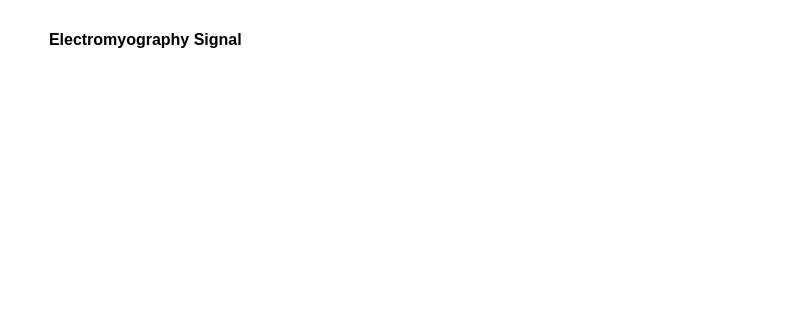
The window that emg_sensor/interface.ui (gitfirul01/project) describes before a commit, drawn with Qt 5; both pictures show x 0 to 800 and y 0 to 320 of the 800 by 480 pixel window.
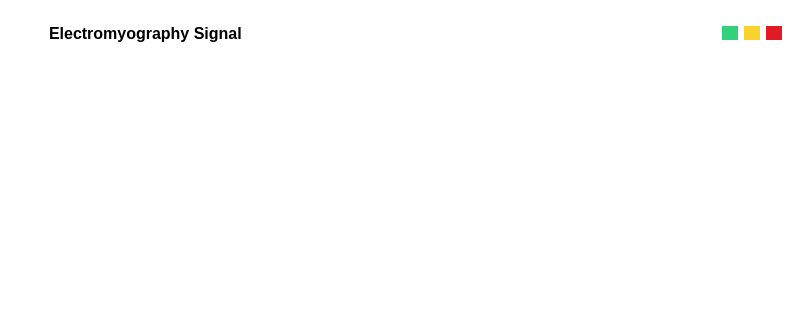
The same window after the commit.

Commit message: add red-yellow-green button

Diff of the .ui file:
```diff
--- a/emg_sensor/interface.ui
+++ b/emg_sensor/interface.ui
@@ -35,12 +35,12 @@
       <property name="frameShadow">
        <enum>QFrame::Raised</enum>
       </property>
-      <layout class="QVBoxLayout" name="verticalLayout_2">
+      <layout class="QHBoxLayout" name="horizontalLayout_2">
        <property name="leftMargin">
         <number>40</number>
        </property>
        <property name="topMargin">
-        <number>20</number>
+        <number>9</number>
        </property>
        <property name="bottomMargin">
         <number>0</number>
@@ -65,6 +65,69 @@
          <property name="text">
           <string>Electromyography Signal</string>
          </property>
+         <property name="alignment">
+          <set>Qt::AlignLeading|Qt::AlignLeft|Qt::AlignVCenter</set>
+         </property>
+        </widget>
+       </item>
+       <item>
+        <widget class="QFrame" name="frame_2">
+         <property name="maximumSize">
+          <size>
+           <width>60</width>
+           <height>16777215</height>
+          </size>
+         </property>
+         <property name="frameShape">
+          <enum>QFrame::StyledPanel</enum>
+         </property>
+         <property name="frameShadow">
+          <enum>QFrame::Raised</enum>
+         </property>
+         <layout class="QHBoxLayout" name="horizontalLayout_3">
+          <property name="leftMargin">
+           <number>0</number>
+          </property>
+          <property name="topMargin">
+           <number>0</number>
+          </property>
+          <property name="rightMargin">
+           <number>0</number>
+          </property>
+          <property name="bottomMargin">
+           <number>0</number>
+          </property>
+          <item>
+           <widget class="QPushButton" name="btn_green">
+            <property name="styleSheet">
+             <string notr="true">background-color: rgb(51, 209, 122);</string>
+            </property>
+            <property name="text">
+             <string/>
+            </property>
+           </widget>
+          </item>
+          <item>
+           <widget class="QPushButton" name="btn_yellow">
+            <property name="styleSheet">
+             <string notr="true">background-color: rgb(246, 211, 45);</string>
+            </property>
+            <property name="text">
+             <string/>
+            </property>
+           </widget>
+          </item>
+          <item>
+           <widget class="QPushButton" name="btn_red">
+            <property name="styleSheet">
+             <string notr="true">background-color: rgb(224, 27, 36);</string>
+            </property>
+            <property name="text">
+             <string/>
+            </property>
+           </widget>
+          </item>
+         </layout>
         </widget>
        </item>
       </layout>
```
